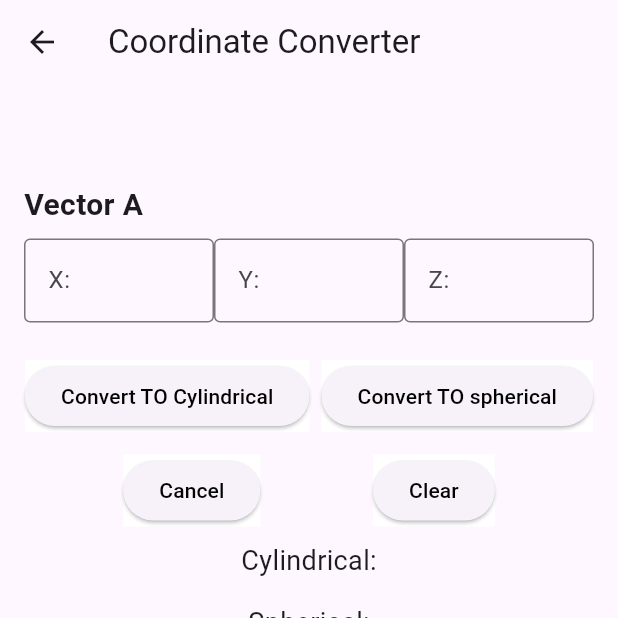
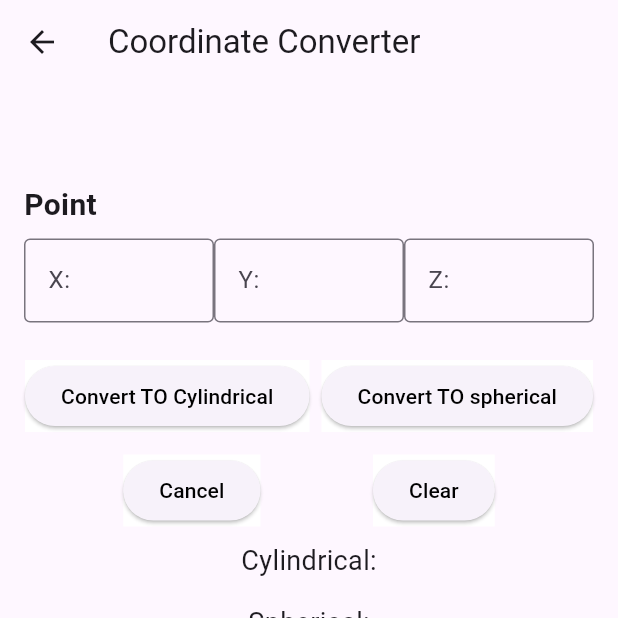
Before and after one commit to anton-onsy/final_field_project, a Flutter app: the screen it shows after launch, after a tap on "Coordinate Converter", on a phone screen of 412 x 824 dp, the top half of it. Run offline on Flutter 3.47's test engine with Material 3 defaults, Android fonts, the light colour scheme and no system bars.

Commit message:
edit veiw

```diff
--- a/lib/converter_screan.dart
+++ b/lib/converter_screan.dart
@@ -28,7 +28,7 @@ class _ConverterScreenState extends State<ConverterScreen> {
           children: [
             SizedBox(height: 50,),
             buildVectorInput(
-                'Vector A', axController, ayController, azController),
+                'Point ', axController, ayController, azController),
             SizedBox(height: 25,),
             SingleChildScrollView(
               scrollDirection: Axis.horizontal,
--- a/lib/vector_operation_screan.dart
+++ b/lib/vector_operation_screan.dart
@@ -90,6 +90,7 @@ class VectorOperationScreenState extends State<VectorOperationScreen> {
 
 
                 ),
+                const SizedBox(height: 20),
                 ElevatedButton(
                   onPressed: () {
                     Navigator.push(
```
